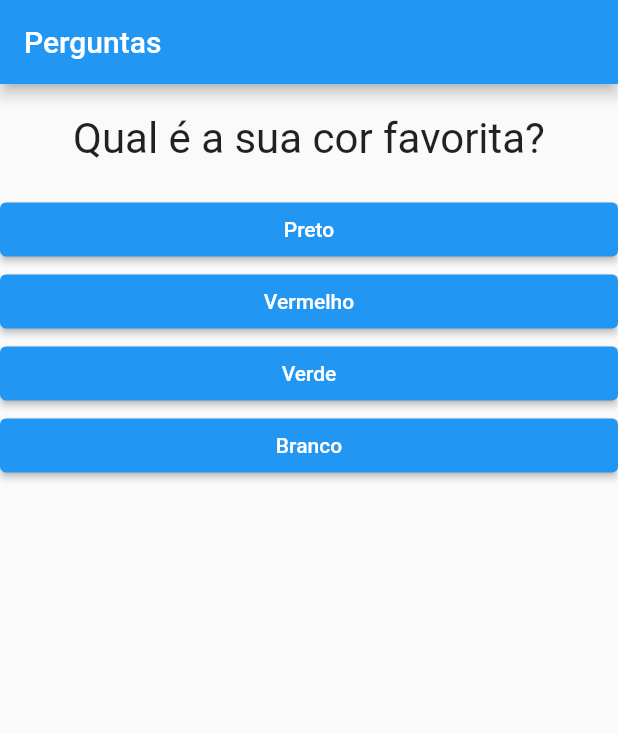
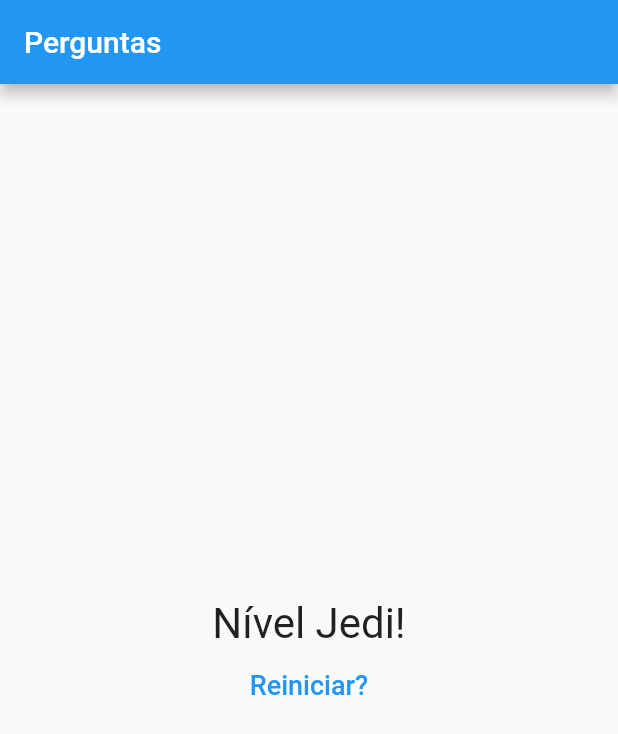
Before and after one commit to nickollasaranha/flutter_udemy, a Flutter app: the screen it shows after launch, after a tap on "Preto", after a tap on "Cobra", after a tap on "Maria", on a phone screen of 412 x 824 dp. Shown: the top 734 px of the screen. Run offline on Flutter 3.47's test engine with Material 2 defaults, Android fonts, the phone set to English and light mode, and no system bars.

```diff
--- a/projeto_perguntas/lib/main.dart
+++ b/projeto_perguntas/lib/main.dart
@@ -1,6 +1,6 @@
 import 'package:flutter/material.dart';
-import './questao.dart';
-import './resposta.dart';
+import './questionario.dart';
+import './resultado.dart';
 
 main() {
   runApp(PerguntaApp());
@@ -8,46 +8,72 @@ main() {
 
 class _PerguntaAppState extends State<PerguntaApp> {
   var _perguntaSelecionada = 0;
+  var _pontuacaoTotal = 0;
 
-  void _responder() {
+  final _perguntas = const [
+    {
+      'texto': 'Qual é a sua cor favorita?',
+      'respostas': [
+        {"texto": "Preto", "pontuacao": 10},
+        {"texto": "Vermelho", "pontuacao": 5},
+        {"texto": "Verde", "pontuacao": 3},
+        {"texto": "Branco", "pontuacao": 1},
+      ],
+    },
+    {
+      'texto': 'Qual é seu animal favorito?',
+      'respostas': [
+        {"texto": "Coelho", "pontuacao": 10},
+        {"texto": "Cobra", "pontuacao": 5},
+        {"texto": "Elefante", "pontuacao": 3},
+        {"texto": "Leão", "pontuacao": 1},
+      ],
+    },
+    {
+      'texto': "Qual é o seu instrutor favorito?",
+      'respostas': [
+        {"texto": "Maria", "pontuacao": 10},
+        {"texto": "João", "pontuacao": 5},
+        {"texto": "Leo", "pontuacao": 3},
+        {"texto": "Pedro", "pontuacao": 1},
+      ],
+    }
+  ];
+
+  bool get hasQuestion {
+    return _perguntaSelecionada < _perguntas.length;
+  }
+
+  void _responder(int pontuacao) {
+    if (hasQuestion) {
+      setState(() {
+        _perguntaSelecionada++;
+        _pontuacaoTotal += pontuacao;
+      });
+    }
+  }
+
+  void _reiniciarQuestionario() {
     setState(() {
-      _perguntaSelecionada = (_perguntaSelecionada + 1) % 3;
+      _perguntaSelecionada = 0;
+      _pontuacaoTotal = 0;
     });
   }
 
   @override
   Widget build(BuildContext context) {
-    final List<Map<String, Object>> perguntas = [
-      {
-        'texto': 'Qual é a sua cor favorita?',
-        'respostas': ['Preto', 'Vermelho', 'Verde', 'Branco'],
-      },
-      {
-        'texto': 'Qual é seu animal favorito?',
-        'respostas': ["Coelho", "Cobra", "Elefante", "Leão"],
-      },
-      {
-        'texto': "Qual é o seu instrutor favorito?",
-        'respostas': ["Maria", "João", "Leo", "Pedro"],
-      }
-    ];
-
-    final List<Widget> respostas = [];
-    for (var textoResp in perguntas[_perguntaSelecionada].cast()['respostas']) {
-      respostas.add(Resposta(textoResp, _responder));
-    }
-
     return MaterialApp(
       home: Scaffold(
         appBar: AppBar(
           title: Text('Perguntas'),
         ),
-        body: Column(
-          children: [
-            Questao(perguntas[_perguntaSelecionada]['texto'].toString()),
-            ...respostas
-          ],
-        ),
+        body: hasQuestion
+            ? Questionario(
+                perguntas: _perguntas,
+                perguntaSelecionada: _perguntaSelecionada,
+                onResp: _responder,
+              )
+            : Resultado(_pontuacaoTotal, _reiniciarQuestionario),
       ),
     );
   }
--- /dev/null
+++ b/projeto_perguntas/lib/questionario.dart
@@ -0,0 +1,32 @@
+import 'package:flutter/material.dart';
+import './questao.dart';
+import './resposta.dart';
+
+class Questionario extends StatelessWidget {
+  final List<Map<String, Object>> perguntas;
+  final int perguntaSelecionada;
+  final void Function(int) onResp;
+
+  Questionario({
+    required this.perguntas,
+    required this.perguntaSelecionada,
+    required this.onResp,
+  });
+
+  bool get hasQuestion {
+    return perguntaSelecionada < perguntas.length;
+  }
+
+  @override
+  Widget build(BuildContext context) {
+    List<Map<String, Object>> respostas =
+        hasQuestion ? perguntas[perguntaSelecionada].cast()['respostas'] : [];
+    return Column(children: [
+      Questao(perguntas[perguntaSelecionada]['texto'].toString()),
+      ...respostas.map((resp) {
+        return Resposta(resp["texto"].toString(),
+            () => onResp(int.parse(resp["pontuacao"].toString())));
+      }).toList()
+    ]);
+  }
+}
--- /dev/null
+++ b/projeto_perguntas/lib/resultado.dart
@@ -0,0 +1,36 @@
+import 'package:flutter/material.dart';
+import 'package:flutter/src/widgets/container.dart';
+import 'package:flutter/src/widgets/framework.dart';
+
+class Resultado extends StatelessWidget {
+  final int pontuacao;
+  final void Function() onQuestionarioReiniciado;
+
+  Resultado(this.pontuacao, this.onQuestionarioReiniciado);
+
+  String get fraseResultado {
+    if (pontuacao < 8) {
+      return "Parabéns!";
+    } else if (pontuacao < 12) {
+      return "Você é bom!";
+    } else if (pontuacao < 16) {
+      return "Impressionante!";
+    } else {
+      return "Nível Jedi!";
+    }
+  }
+
+  @override
+  Widget build(BuildContext context) {
+    return Column(
+      mainAxisAlignment: MainAxisAlignment.center,
+      children: [
+        Center(child: Text(fraseResultado, style: TextStyle(fontSize: 28))),
+        TextButton(
+          onPressed: this.onQuestionarioReiniciado,
+          child: Text('Reiniciar?', style: TextStyle(fontSize: 18)),
+        )
+      ],
+    );
+  }
+}
```
Also changed, not shown: 2 other files.
